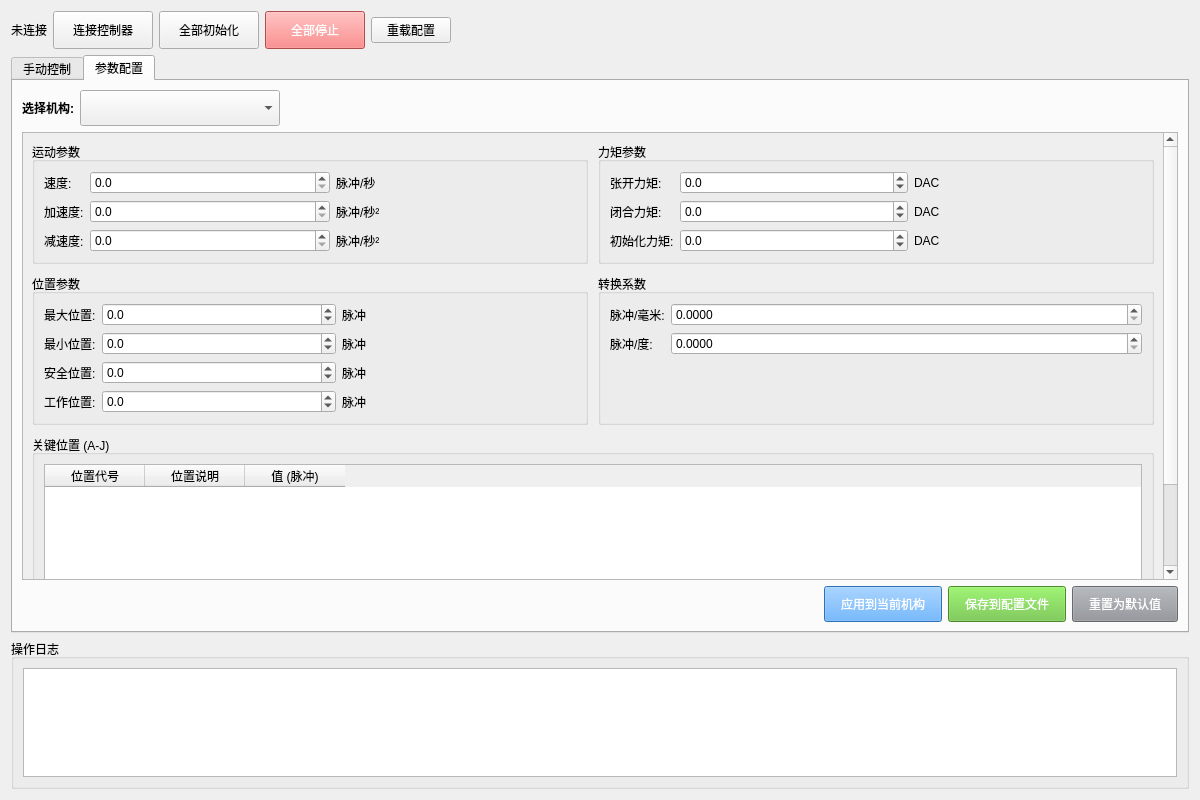
This is forms/DrillControlPage.ui in Huier-git/Drill2tool as Qt 5 draws it before an edit. The edited form follows.
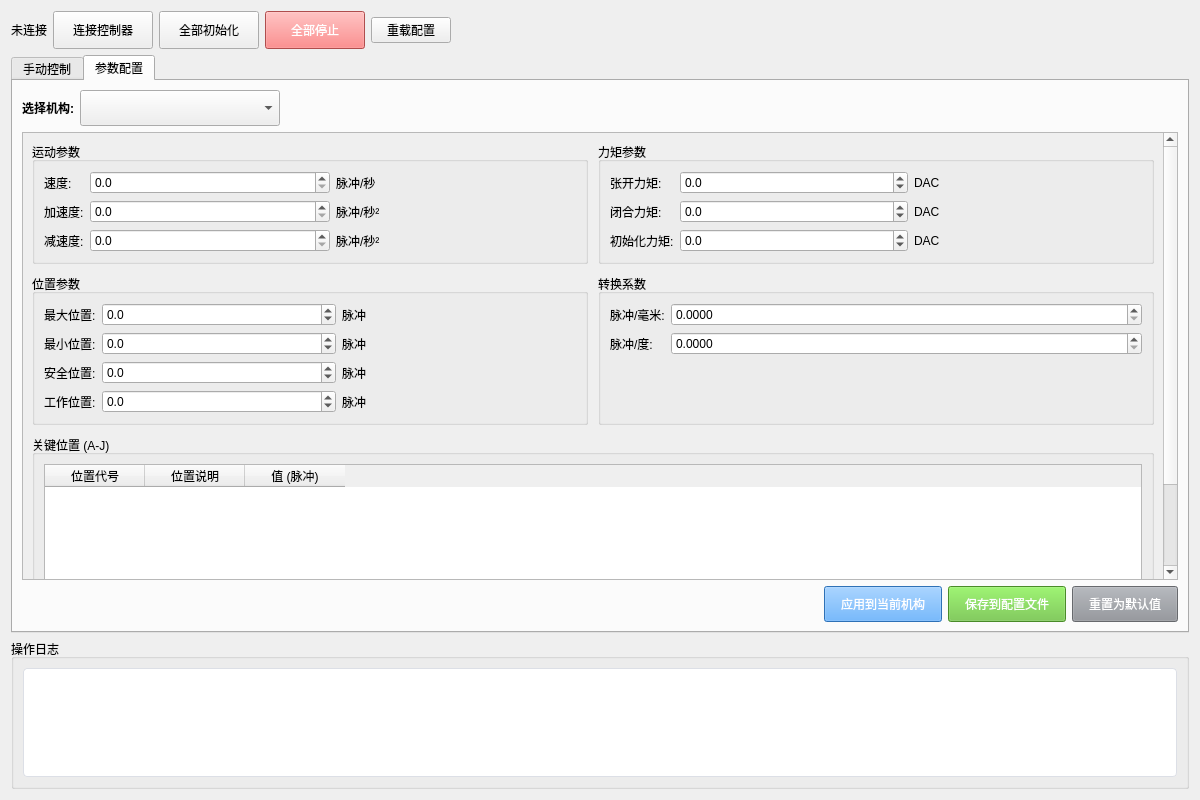
This is the edited form.

Commit message:
style: 将日志显示改为亮色主题
- AutoTaskPage: 日志背景从暗色(#2c3e50)改为白色(#ffffff)
- DrillControlPage: 添加日志亮色样式
- 文字颜色从浅色改为深色(#2c3e50)
- 边框颜色从暗色改为浅灰(#dcdfe6)

The edit to the form file:
```diff
--- a/forms/DrillControlPage.ui
+++ b/forms/DrillControlPage.ui
@@ -1592,6 +1592,16 @@
           <height>120</height>
          </size>
         </property>
+        <property name="styleSheet">
+         <string notr="true">QTextBrowser#tb_log {
+    background-color: #ffffff;
+    color: #2c3e50;
+    border: 1px solid #dcdfe6;
+    border-radius: 4px;
+    font-family: &quot;Consolas&quot;, &quot;Monaco&quot;, monospace;
+    padding: 5px;
+}</string>
+        </property>
        </widget>
       </item>
      </layout>
```
The commit also changes 1 other file.
